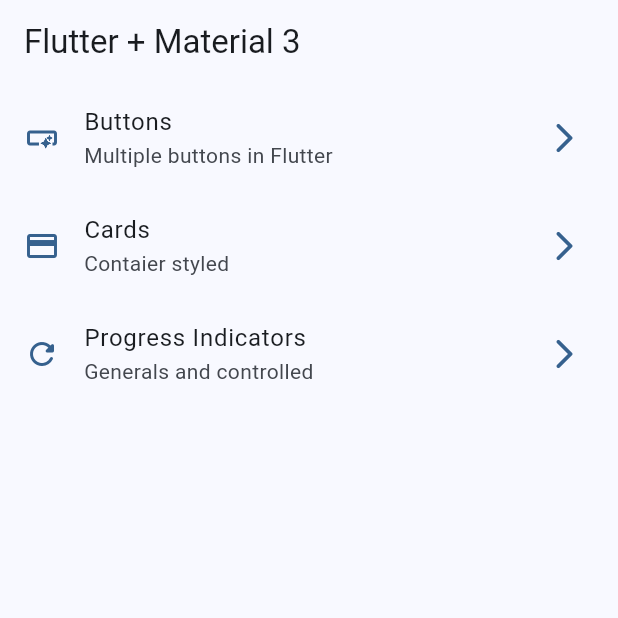
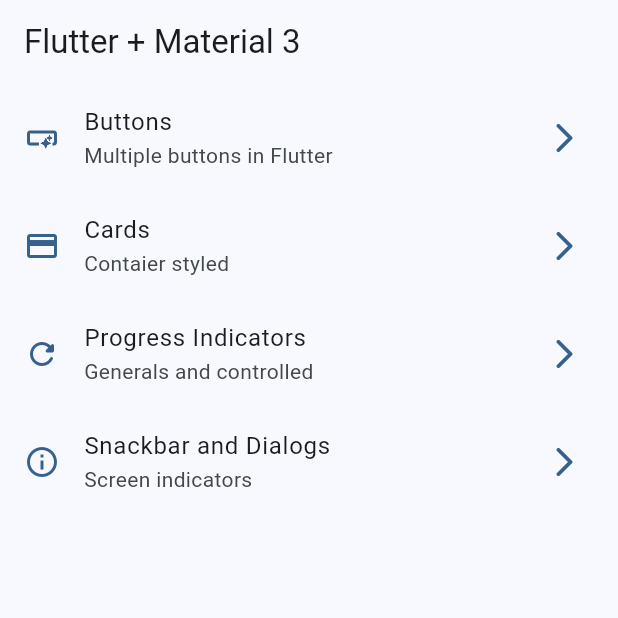
Before and after one commit to jebarcha/widges-app, a Flutter app: the screen it shows after launch, on a phone screen of 412 x 824 dp, the top half of it. Run offline on Flutter 3.47's test engine with Material 2 defaults, Android fonts, the phone set to English and light mode, and no system bars; our stand-ins replace go_router.

Commit message:
snackbars dialogs ready

```diff
--- a/lib/config/menu/menu_items.dart
+++ b/lib/config/menu/menu_items.dart
@@ -37,6 +37,12 @@ const appMenuItems = <MenuItem>[
       icon: Icons.refresh_rounded
   ),
 
+  MenuItem(
+      title: 'Snackbar and Dialogs',
+      subTitle: 'Screen indicators',
+      link: '/snackbars',
+      icon: Icons.info_outline
+  ),
 
 
 ];
--- a/lib/config/router/app_router.dart
+++ b/lib/config/router/app_router.dart
@@ -26,6 +26,11 @@ final appRouter = GoRouter(
       name: ProgressScreen.name,
       builder: (context, state) => const ProgressScreen(),
     ),
+    GoRoute(
+      path: '/snackbars',
+      name: SnackbarScreen.name,
+      builder: (context, state) => const SnackbarScreen(),
+    ),
 
   ],
 );
--- a/lib/main.dart
+++ b/lib/main.dart
@@ -13,6 +13,7 @@ class MainApp extends StatelessWidget {
   @override
   Widget build(BuildContext context) {
     return MaterialApp.router(
+      title: 'Flutter Widgets',
       routerConfig: appRouter,
       debugShowCheckedModeBanner: false,
       theme: AppTheme(selectedColor: 0).getTheme(),
```
Also changed, not shown: lib/presentation/screens/snackbar/snackbar_screen.dart (+63 -1 lines).
